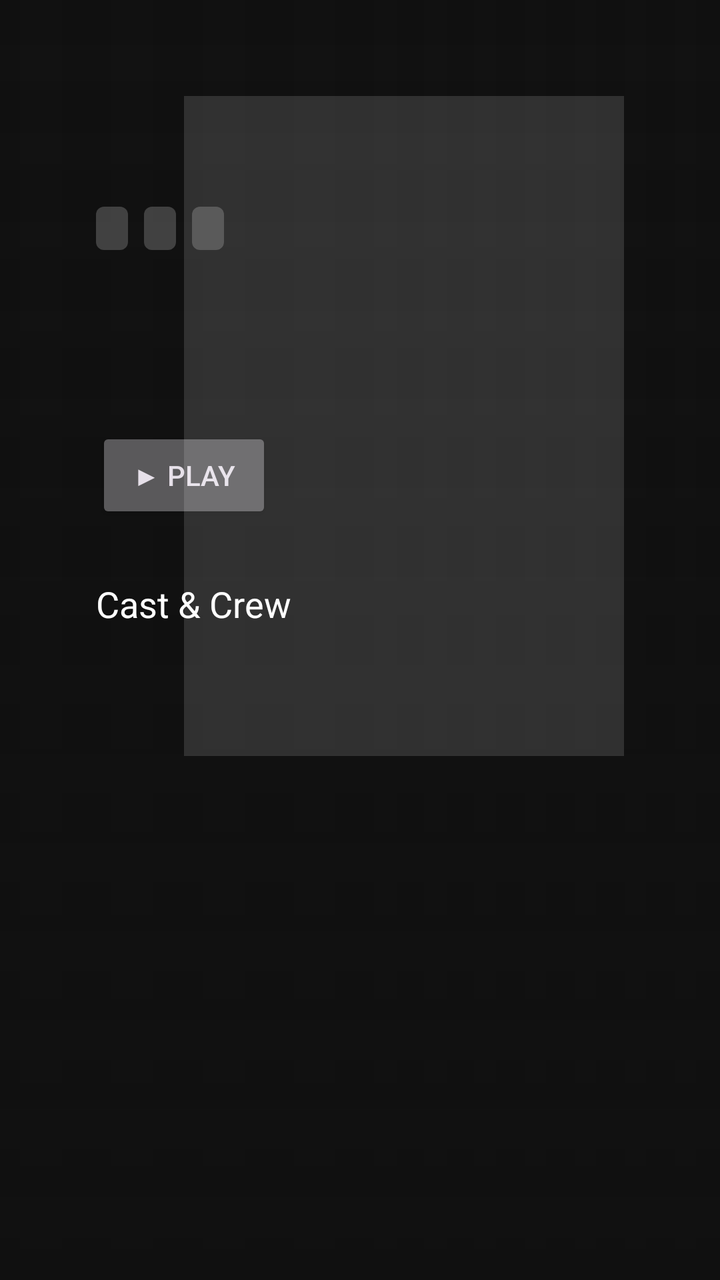
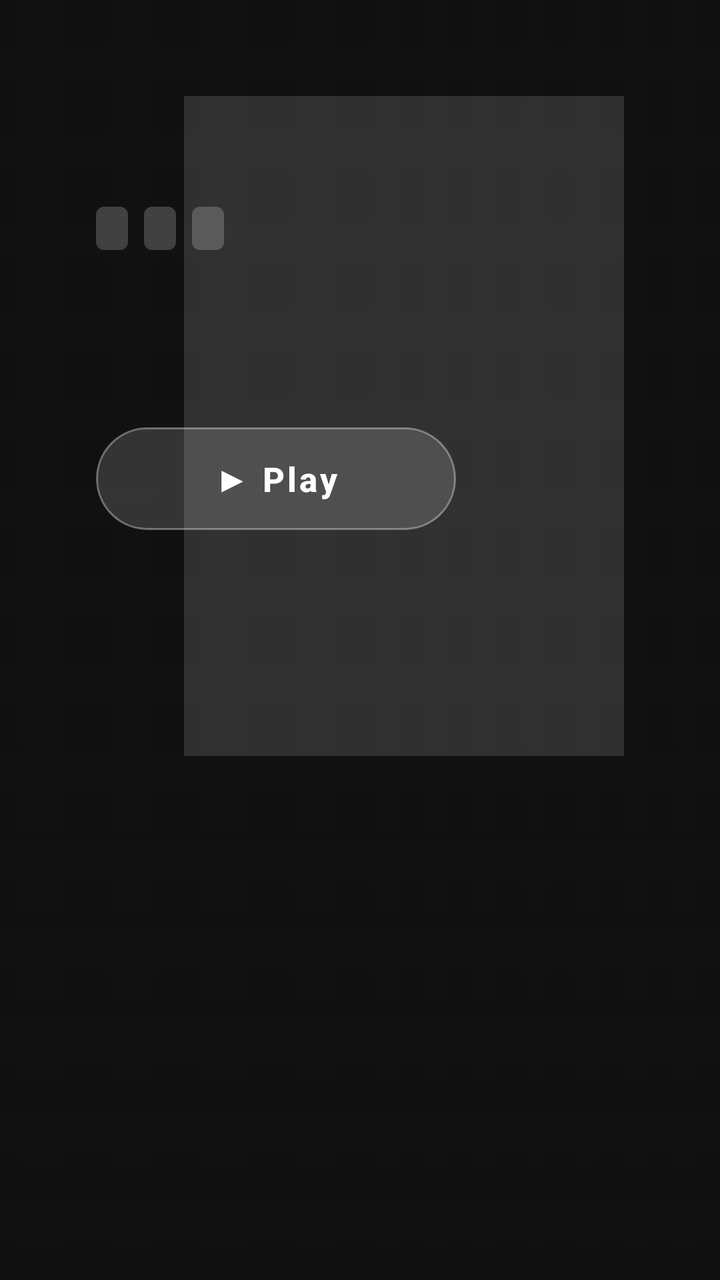

An Android layout rendered at two revisions. The XML below is the earlier revision; the diff shows what the commit changed to produce the second picture.
<!-- AndroidManifest.xml: application theme Theme.Megaflix -->
<!-- res/layout/activity_detail.xml -->
<FrameLayout xmlns:android="http://schemas.android.com/apk/res/android"
    xmlns:app="http://schemas.android.com/apk/res-auto"
    android:layout_width="match_parent"
    android:layout_height="match_parent"
    android:background="#101010">

    <ImageView
        android:id="@+id/backdrop"
        android:layout_width="match_parent"
        android:layout_height="match_parent"
        android:scaleType="centerCrop"
        android:alpha="0.55"
        android:contentDescription="@null" />

    <View
        android:layout_width="match_parent"
        android:layout_height="match_parent"
        android:background="@drawable/detail_scrim" />

    <androidx.constraintlayout.widget.ConstraintLayout
        android:layout_width="match_parent"
        android:layout_height="match_parent"
        android:padding="48dp">

        <TextView
            android:id="@+id/title"
            android:layout_width="0dp"
            android:layout_height="wrap_content"
            android:fontFamily="sans-serif-light"
            android:textColor="#FFFFFF"
            android:textSize="34sp"
            android:maxLines="2"
            android:ellipsize="end"
            app:layout_constraintTop_toTopOf="parent"
            app:layout_constraintStart_toStartOf="parent"
            app:layout_constraintEnd_toStartOf="@id/poster"
            android:layout_marginEnd="32dp" />

        <LinearLayout
            android:id="@+id/info_row"
            android:layout_width="wrap_content"
            android:layout_height="wrap_content"
            android:layout_marginTop="10dp"
            android:orientation="horizontal"
            app:layout_constraintTop_toBottomOf="@id/title"
            app:layout_constraintStart_toStartOf="parent">

            <TextView
                android:id="@+id/badge_rating"
                style="@style/DetailBadge"
                android:textColor="#FFD54F" />

            <TextView
                android:id="@+id/badge_year"
                style="@style/DetailBadge" />

            <TextView
                android:id="@+id/badge_meta"
                style="@style/DetailBadge" />
        </LinearLayout>

        <TextView
            android:id="@+id/genres"
            android:layout_width="wrap_content"
            android:layout_height="wrap_content"
            android:layout_marginTop="8dp"
            android:textColor="#B3FFFFFF"
            android:textSize="14sp"
            app:layout_constraintTop_toBottomOf="@id/info_row"
            app:layout_constraintStart_toStartOf="parent" />

        <TextView
            android:id="@+id/overview"
            android:layout_width="0dp"
            android:layout_height="wrap_content"
            android:layout_marginTop="18dp"
            android:fontFamily="sans-serif-light"
            android:textColor="#E6FFFFFF"
            android:textSize="16sp"
            android:lineSpacingMultiplier="1.15"
            android:maxLines="6"
            android:ellipsize="end"
            app:layout_constraintTop_toBottomOf="@id/genres"
            app:layout_constraintStart_toStartOf="parent"
            app:layout_constraintEnd_toStartOf="@id/poster"
            android:layout_marginEnd="32dp" />

        <LinearLayout
            android:id="@+id/button_row"
            android:layout_width="wrap_content"
            android:layout_height="wrap_content"
            android:layout_marginTop="22dp"
            android:orientation="horizontal"
            app:layout_constraintTop_toBottomOf="@id/overview"
            app:layout_constraintStart_toStartOf="parent">

            <Button
                android:id="@+id/btn_play"
                android:layout_width="wrap_content"
                android:layout_height="wrap_content"
                android:text="@string/detail_play"
                android:layout_marginEnd="12dp" />

            <Button
                android:id="@+id/btn_resume"
                android:layout_width="wrap_content"
                android:layout_height="wrap_content"
                android:text="@string/detail_resume"
                android:visibility="gone" />
        </LinearLayout>

        <ImageView
            android:id="@+id/poster"
            android:layout_width="220dp"
            android:layout_height="330dp"
            android:scaleType="centerCrop"
            android:background="#22FFFFFF"
            android:contentDescription="@null"
            app:layout_constraintTop_toTopOf="parent"
            app:layout_constraintEnd_toEndOf="parent" />

        <TextView
            android:id="@+id/cast_label"
            android:layout_width="wrap_content"
            android:layout_height="wrap_content"
            android:text="@string/detail_cast"
            android:textColor="#FFFFFF"
            android:textSize="18sp"
            android:layout_marginTop="28dp"
            app:layout_constraintTop_toBottomOf="@id/button_row"
            app:layout_constraintStart_toStartOf="parent" />

        <androidx.recyclerview.widget.RecyclerView
            android:id="@+id/cast_row"
            android:layout_width="0dp"
            android:layout_height="wrap_content"
            android:layout_marginTop="12dp"
            android:clipToPadding="false"
            app:layout_constraintTop_toBottomOf="@id/cast_label"
            app:layout_constraintStart_toStartOf="parent"
            app:layout_constraintEnd_toEndOf="parent" />
    </androidx.constraintlayout.widget.ConstraintLayout>
</FrameLayout>
<!-- resources referenced by this layout -->
<resources>
  <!-- drawable detail_scrim (drawable) -->
  <layer-list xmlns:android="http://schemas.android.com/apk/res/android">
      <item>
          <shape>
              <gradient android:angle="0"
                  android:startColor="#F2101010"
                  android:centerColor="#B3101010"
                  android:endColor="#40101010" />
          </shape>
      </item>
      <item>
          <shape>
              <gradient android:angle="90"
                  android:startColor="#E6101010"
                  android:endColor="#00000000" />
          </shape>
      </item>
  </layer-list>
  <string name="detail_cast">Cast &amp; Crew</string>
  <string name="detail_play">▶  Play</string>
  <string name="detail_resume">Resume</string>
  <style name="DetailBadge">
          <item name="android:layout_width">wrap_content</item>
          <item name="android:layout_height">wrap_content</item>
          <item name="android:background">@drawable/badge_bg</item>
          <item name="android:textColor">#E6FFFFFF</item>
          <item name="android:textSize">13sp</item>
          <item name="android:layout_marginEnd">8dp</item>
      </style>
  <style name="Theme.Megaflix" parent="Theme.Material3.Dark.NoActionBar">
          <item name="android:windowBackground">@color/mf_bg</item>
          <item name="android:colorBackground">@color/mf_bg</item>
          <item name="colorPrimary">@color/mf_accent</item>
      </style>
  <!-- drawable badge_bg (drawable) -->
  <shape xmlns:android="http://schemas.android.com/apk/res/android">
      <solid android:color="#33FFFFFF" />
      <corners android:radius="4dp" />
      <padding android:left="8dp" android:right="8dp" android:top="2dp" android:bottom="2dp" />
  </shape>
  <color name="mf_bg">#08080A</color>
  <color name="mf_accent">#E50914</color>
</resources>

<!-- the commit's change to res/layout/activity_detail.xml (unified diff, before → after) -->
@@ -96,15 +96,13 @@
 
             <Button
                 android:id="@+id/btn_play"
-                android:layout_width="wrap_content"
-                android:layout_height="wrap_content"
+                style="@style/PlayButton"
                 android:text="@string/detail_play"
-                android:layout_marginEnd="12dp" />
+                android:layout_marginEnd="14dp" />
 
             <Button
                 android:id="@+id/btn_resume"
-                android:layout_width="wrap_content"
-                android:layout_height="wrap_content"
+                style="@style/PlayButton"
                 android:text="@string/detail_resume"
                 android:visibility="gone" />
         </LinearLayout>
@@ -118,26 +116,5 @@
             android:contentDescription="@null"
             app:layout_constraintTop_toTopOf="parent"
             app:layout_constraintEnd_toEndOf="parent" />
-
-        <TextView
-            android:id="@+id/cast_label"
-            android:layout_width="wrap_content"
-            android:layout_height="wrap_content"
-            android:text="@string/detail_cast"
-            android:textColor="#FFFFFF"
-            android:textSize="18sp"
-            android:layout_marginTop="28dp"
-            app:layout_constraintTop_toBottomOf="@id/button_row"
-            app:layout_constraintStart_toStartOf="parent" />
-
-        <androidx.recyclerview.widget.RecyclerView
-            android:id="@+id/cast_row"
-            android:layout_width="0dp"
-            android:layout_height="wrap_content"
-            android:layout_marginTop="12dp"
-            android:clipToPadding="false"
-            app:layout_constraintTop_toBottomOf="@id/cast_label"
-            app:layout_constraintStart_toStartOf="parent"
-            app:layout_constraintEnd_toEndOf="parent" />
     </androidx.constraintlayout.widget.ConstraintLayout>
 </FrameLayout>
<!-- resource entries referenced after the edit -->
@@ -18,7 +18,6 @@
           </shape>
       </item>
   </layer-list>
-  <string name="detail_cast">Cast &amp; Crew</string>
   <string name="detail_play">▶  Play</string>
   <string name="detail_resume">Resume</string>
   <style name="DetailBadge">
@@ -28,6 +27,25 @@
           <item name="android:textColor">#E6FFFFFF</item>
           <item name="android:textSize">13sp</item>
           <item name="android:layout_marginEnd">8dp</item>
+      </style>
+  <style name="PlayButton" parent="Widget.AppCompat.Button.Borderless">
+          <item name="android:layout_width">wrap_content</item>
+          <item name="android:layout_height">wrap_content</item>
+          <item name="android:minWidth">180dp</item>
+          <item name="android:paddingStart">36dp</item>
+          <item name="android:paddingEnd">36dp</item>
+          <item name="android:paddingTop">14dp</item>
+          <item name="android:paddingBottom">14dp</item>
+          <item name="android:background">@drawable/btn_play_bg</item>
+          <item name="android:backgroundTint">@null</item>
+          <item name="backgroundTint">@null</item>
+          <item name="android:stateListAnimator">@null</item>
+          <item name="android:textColor">#FFFFFF</item>
+          <item name="android:textSize">17sp</item>
+          <item name="android:textStyle">bold</item>
+          <item name="android:letterSpacing">0.08</item>
+          <item name="android:textAllCaps">false</item>
+          <item name="android:focusable">true</item>
       </style>
   <style name="Theme.Megaflix" parent="Theme.Material3.Dark.NoActionBar">
           <item name="android:windowBackground">@color/mf_bg</item>
@@ -40,6 +58,24 @@
       <corners android:radius="4dp" />
       <padding android:left="8dp" android:right="8dp" android:top="2dp" android:bottom="2dp" />
   </shape>
+  <!-- drawable btn_play_bg (drawable) -->
+  <selector xmlns:android="http://schemas.android.com/apk/res/android">
+      
+      <item android:state_focused="true">
+          <shape android:shape="rectangle">
+              <solid android:color="#E50914" />
+              <corners android:radius="30dp" />
+          </shape>
+      </item>
+      
+      <item>
+          <shape android:shape="rectangle">
+              <solid android:color="#26FFFFFF" />
+              <stroke android:width="1dp" android:color="#59FFFFFF" />
+              <corners android:radius="30dp" />
+          </shape>
+      </item>
+  </selector>
   <color name="mf_bg">#08080A</color>
   <color name="mf_accent">#E50914</color>
 </resources>
